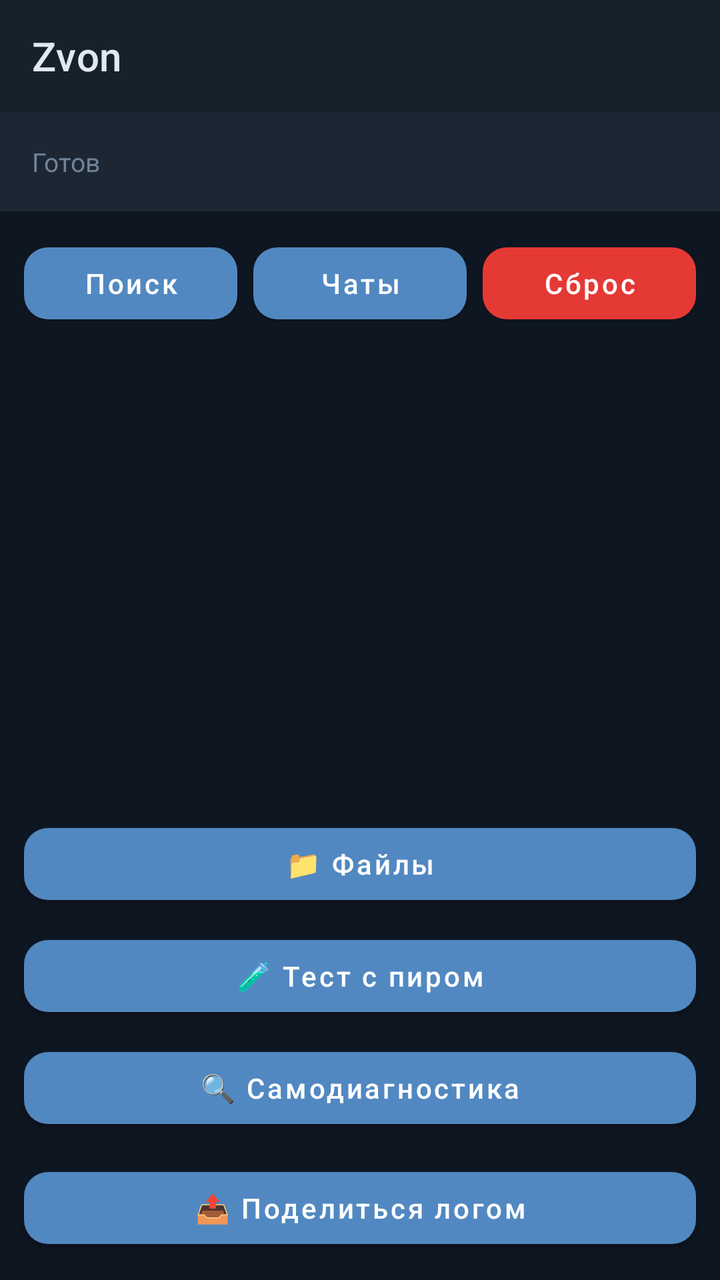
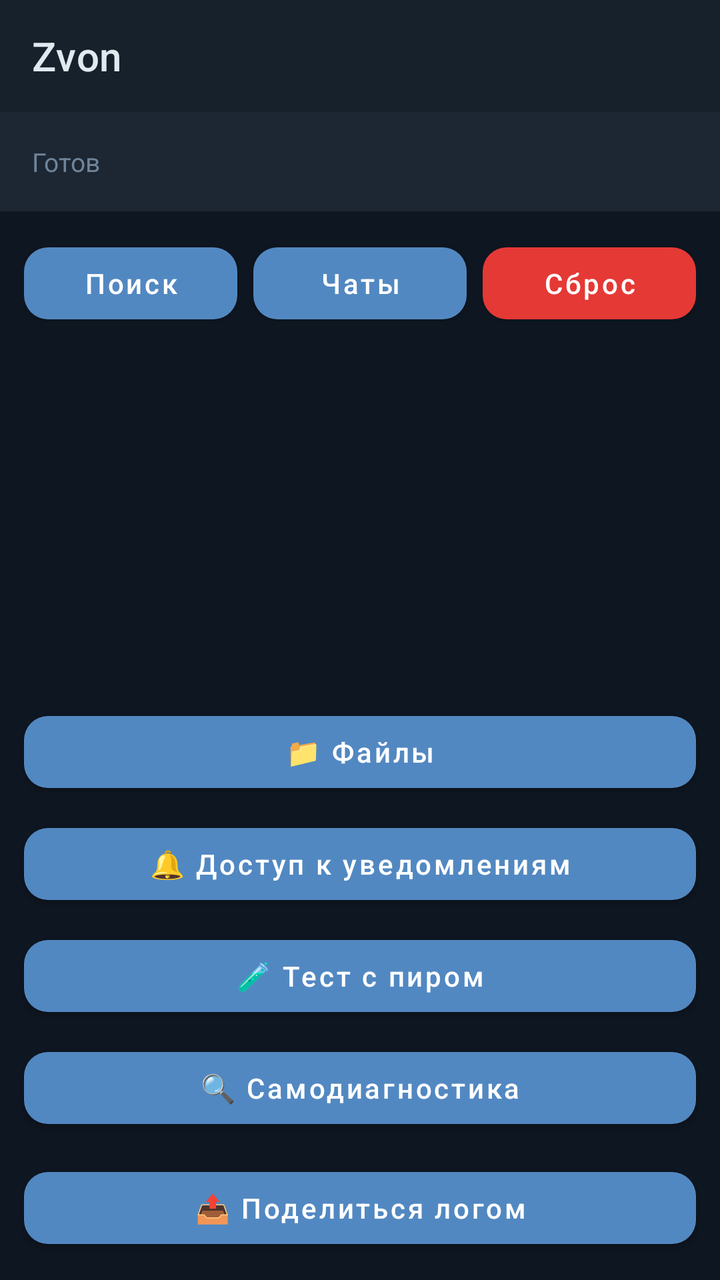

The first picture is an Android layout as it rendered before a commit; the second is the same layout after the commit. The layout source and the unified diff follow.
<!-- AndroidManifest.xml: application theme Theme.Zvon -->
<!-- res/layout/activity_main.xml -->
<?xml version="1.0" encoding="utf-8"?>
<FrameLayout xmlns:android="http://schemas.android.com/apk/res/android"
    xmlns:app="http://schemas.android.com/apk/res-auto"
    android:layout_width="match_parent" android:layout_height="match_parent"
    android:background="@color/z_bg">

    <LinearLayout android:id="@+id/discoveryView"
        android:layout_width="match_parent" android:layout_height="match_parent"
        android:orientation="vertical">

        <com.google.android.material.appbar.MaterialToolbar
            android:layout_width="match_parent" android:layout_height="?attr/actionBarSize"
            android:background="@color/z_surface"
            app:title="Zvon"
            app:titleTextColor="@color/z_text_primary" />

        <TextView android:id="@+id/statusText"
            android:layout_width="match_parent" android:layout_height="wrap_content"
            android:padding="16dp" android:text="Готов"
            android:textColor="@color/z_text_secondary" android:textSize="13sp"
            android:background="@color/z_surface_alt" />

        <LinearLayout android:layout_width="match_parent" android:layout_height="wrap_content"
            android:orientation="horizontal" android:padding="12dp">
            <com.google.android.material.button.MaterialButton
                android:id="@+id/btnDiscover" style="@style/Z_Button_Primary"
                android:layout_width="0dp" android:layout_weight="1"
                android:layout_height="wrap_content" android:text="Поиск" />
            <com.google.android.material.button.MaterialButton
                android:id="@+id/btnChats" style="@style/Z_Button_Primary"
                android:layout_width="0dp" android:layout_weight="1"
                android:layout_marginStart="8dp" android:layout_height="wrap_content"
                android:text="Чаты" />
            <com.google.android.material.button.MaterialButton
                android:id="@+id/btnForceReset" style="@style/Z_Button_Danger"
                android:layout_width="0dp" android:layout_weight="1"
                android:layout_marginStart="8dp" android:layout_height="wrap_content"
                android:text="Сброс" />
        </LinearLayout>

        <ScrollView android:layout_width="match_parent" android:layout_height="0dp"
            android:layout_weight="1">
            <LinearLayout android:id="@+id/peerList" android:layout_width="match_parent"
                android:layout_height="wrap_content" android:orientation="vertical"
                android:padding="12dp" />
        </ScrollView>

        <com.google.android.material.button.MaterialButton
            android:id="@+id/btnFiles" style="@style/Z_Button_Primary"
            android:layout_width="match_parent" android:layout_height="wrap_content"
            android:layout_marginStart="12dp" android:layout_marginEnd="12dp"
            android:layout_marginTop="8dp" android:text="📁 Файлы" />

        <com.google.android.material.button.MaterialButton
            android:id="@+id/btnPeerTest" style="@style/Z_Button_Primary"
            android:layout_width="match_parent" android:layout_height="wrap_content"
            android:layout_marginStart="12dp" android:layout_marginEnd="12dp"
            android:layout_marginTop="8dp" android:text="🧪 Тест с пиром" />

        <com.google.android.material.button.MaterialButton
            android:id="@+id/btnSelfTest" style="@style/Z_Button_Primary"
            android:layout_width="match_parent" android:layout_height="wrap_content"
            android:layout_marginStart="12dp" android:layout_marginEnd="12dp"
            android:layout_marginTop="8dp" android:text="🔍 Самодиагностика" />

        <com.google.android.material.button.MaterialButton
            android:id="@+id/btnShareLog" style="@style/Z_Button_Primary"
            android:layout_width="match_parent" android:layout_height="wrap_content"
            android:layout_margin="12dp" android:text="📤 Поделиться логом" />
    </LinearLayout>

    <LinearLayout android:id="@+id/callView" android:visibility="gone"
        android:layout_width="match_parent" android:layout_height="match_parent"
        android:orientation="vertical" android:gravity="center"
        android:background="@color/z_bg" android:padding="24dp">

        <TextView android:id="@+id/callStatus" android:layout_width="wrap_content"
            android:layout_height="wrap_content" android:text="Звонок"
            android:textColor="@color/z_text_primary" android:textSize="22sp"
            android:textStyle="bold" />
        <TextView android:id="@+id/callPeer" android:layout_width="wrap_content"
            android:layout_height="wrap_content" android:layout_marginTop="8dp"
            android:text="" android:textColor="@color/z_text_secondary" android:textSize="14sp" />
        <TextView android:id="@+id/callDuration" android:layout_width="wrap_content"
            android:layout_height="wrap_content" android:layout_marginTop="24dp"
            android:text="00:00" android:textColor="@color/z_text_primary"
            android:textSize="48sp" android:fontFamily="monospace" />
        <TextView android:id="@+id/callStats" android:layout_width="wrap_content"
            android:layout_height="wrap_content" android:layout_marginTop="8dp"
            android:text="" android:textColor="@color/z_text_secondary"
            android:textSize="10sp" android:fontFamily="monospace" />

        <LinearLayout android:layout_width="match_parent" android:layout_height="wrap_content"
            android:orientation="horizontal" android:layout_marginTop="40dp">
            <com.google.android.material.button.MaterialButton
                android:id="@+id/btnMute" style="@style/Z_Button_Primary"
                android:layout_width="0dp" android:layout_weight="1"
                android:layout_height="wrap_content" android:layout_marginEnd="6dp"
                android:text="🔇 Без звука" />
            <com.google.android.material.button.MaterialButton
                android:id="@+id/btnSpeaker" style="@style/Z_Button_Primary"
                android:layout_width="0dp" android:layout_weight="1"
                android:layout_height="wrap_content" android:layout_marginStart="6dp"
                android:text="📞 Телефон" />
        </LinearLayout>

        <com.google.android.material.button.MaterialButton
            android:id="@+id/btnHangup" style="@style/Z_Button_Danger"
            android:layout_width="match_parent" android:layout_height="wrap_content"
            android:layout_marginTop="8dp" android:text="Завершить" />
    </LinearLayout>
</FrameLayout>
<!-- resources referenced by this layout -->
<resources>
  <color name="z_bg">#0E1621</color>
  <color name="z_surface">#17212B</color>
  <color name="z_surface_alt">#1C2733</color>
  <color name="z_text_primary">#E1E9F0</color>
  <color name="z_text_secondary">#708499</color>
  <style name="Z_Button_Danger" parent="Widget.MaterialComponents.Button">
          <item name="backgroundTint">@color/z_red</item>
          <item name="android:textColor">#FFFFFF</item>
          <item name="cornerRadius">12dp</item>
          <item name="android:textAllCaps">false</item>
      </style>
  <style name="Z_Button_Primary" parent="Widget.MaterialComponents.Button">
          <item name="backgroundTint">@color/z_accent</item>
          <item name="android:textColor">#FFFFFF</item>
          <item name="cornerRadius">12dp</item>
          <item name="android:textAllCaps">false</item>
      </style>
  <style name="Theme.Zvon" parent="Theme.MaterialComponents.NoActionBar">
          <item name="colorPrimary">@color/z_accent</item>
          <item name="colorPrimaryVariant">@color/z_accent_dark</item>
          <item name="colorSecondary">@color/z_accent</item>
          <item name="android:colorBackground">@color/z_bg</item>
          <item name="colorSurface">@color/z_surface</item>
          <item name="android:windowLightStatusBar">false</item>
          <item name="android:statusBarColor">@color/z_surface</item>
          <item name="android:navigationBarColor">@color/z_bg</item>
      </style>
  <color name="z_red">#E53935</color>
  <color name="z_accent">#5288C1</color>
  <color name="z_accent_dark">#2B5278</color>
</resources>

<!-- the commit's change to res/layout/activity_main.xml (unified diff, before → after) -->
@@ -50,6 +50,12 @@
             android:layout_width="match_parent" android:layout_height="wrap_content"
             android:layout_marginStart="12dp" android:layout_marginEnd="12dp"
             android:layout_marginTop="8dp" android:text="📁 Файлы" />
+
+        <com.google.android.material.button.MaterialButton
+            android:id="@+id/btnNotifAccess" style="@style/Z_Button_Primary"
+            android:layout_width="match_parent" android:layout_height="wrap_content"
+            android:layout_marginStart="12dp" android:layout_marginEnd="12dp"
+            android:layout_marginTop="8dp" android:text="🔔 Доступ к уведомлениям" />
 
         <com.google.android.material.button.MaterialButton
             android:id="@+id/btnPeerTest" style="@style/Z_Button_Primary"
